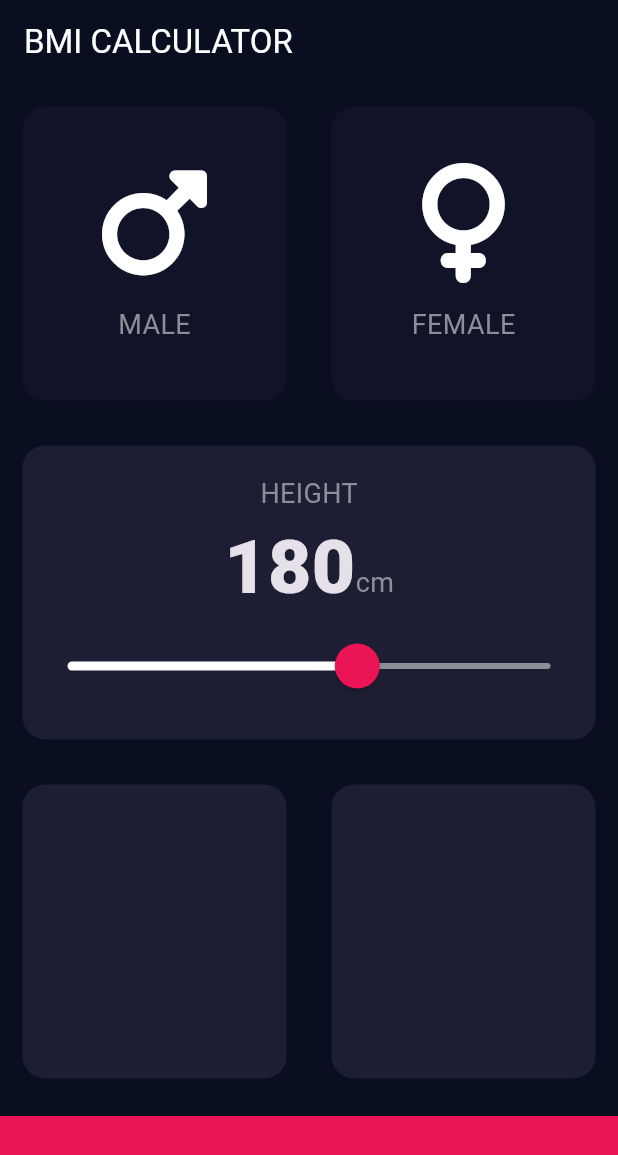
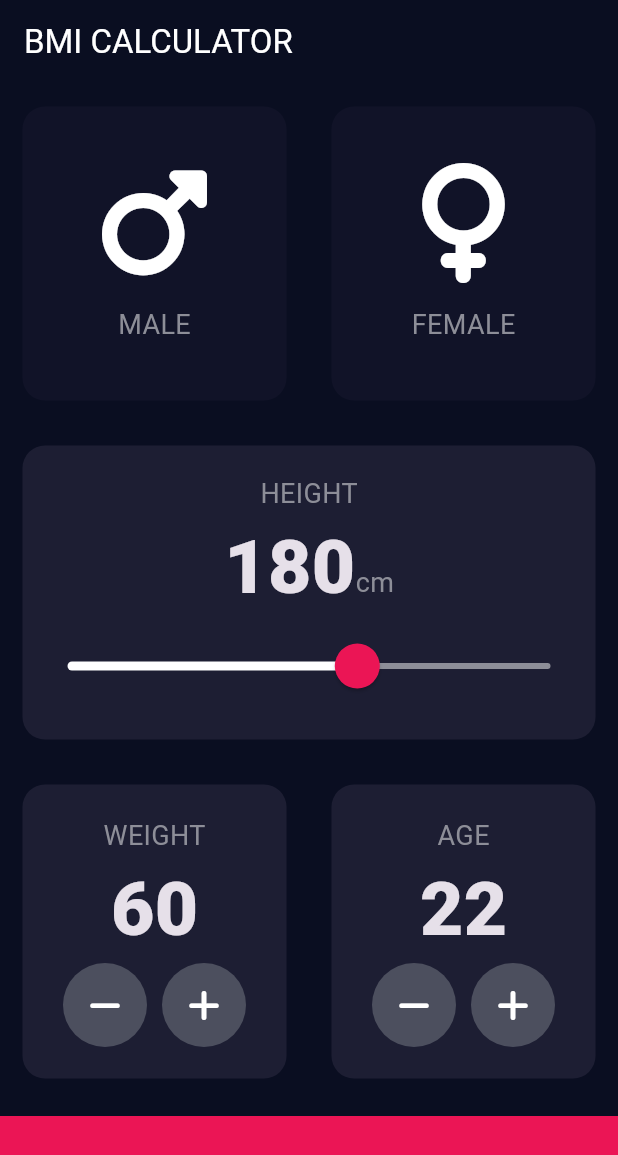
Before and after one commit to Windance80/flu_bmi_calc, a Flutter app: the screen it shows after launch, on a phone screen of 412 x 824 dp. Shown: the top 1155 px of the screen. Run offline on Flutter 3.47's test engine with Material 3 defaults, Android fonts, the phone set to English and light mode, and no system bars; our stand-ins replace font_awesome_flutter; missing offline and left inert: dart:ffi.

Commit message:
add weight and age

```diff
--- a/lib/input_page.dart
+++ b/lib/input_page.dart
@@ -28,6 +28,8 @@
 class _InputPageState extends State<InputPage> {
   Gender? selectedGender;
   int height = 180;
+  int weight = 60;
+  int age = 22;
 
   @override
   Widget build(BuildContext context) {
@@ -141,17 +143,91 @@
               ),
             ),
           ),
-          const Expanded(
+          Expanded(
             child: Row(
               children: [
                 Expanded(
                   child: ReusableCard(
                     color: kActiveCardColor,
+                    cardChild: Column(
+                      mainAxisAlignment: MainAxisAlignment.center,
+                      children: [
+                        const Text(
+                          'WEIGHT',
+                          style: kLabelTextStyle,
+                        ),
+                        Text(
+                          weight.toString(),
+                          style: kNumberTextStyle,
+                        ),
+                        Row(
+                          mainAxisAlignment: MainAxisAlignment.center,
+                          children: [
+                            RoundIconButton(
+                              icon: FontAwesomeIcons.minus,
+                              onPressed: () {
+                                setState(() {
+                                  weight--;
+                                });
+                              },
+                            ),
+                            const SizedBox(
+                              width: 10,
+                            ),
+                            RoundIconButton(
+                              icon: FontAwesomeIcons.plus,
+                              onPressed: () {
+                                setState(() {
+                                  weight++;
+                                });
+                              },
+                            ),
+                          ],
+                        ),
+                      ],
+                    ),
                   ),
                 ),
                 Expanded(
                   child: ReusableCard(
                     color: kActiveCardColor,
+                    cardChild: Column(
+                      mainAxisAlignment: MainAxisAlignment.center,
+                      children: [
+                        Text(
+                          'AGE',
+                          style: kLabelTextStyle,
+                        ),
+                        Text(
+                          age.toString(),
+                          style: kNumberTextStyle,
+                        ),
+                        Row(
+                          mainAxisAlignment: MainAxisAlignment.center,
+                          children: [
+                            RoundIconButton(
+                              icon: FontAwesomeIcons.minus,
+                              onPressed: () {
+                                setState(() {
+                                  age--;
+                                });
+                              },
+                            ),
+                            SizedBox(
+                              width: 10.0,
+                            ),
+                            RoundIconButton(
+                              icon: FontAwesomeIcons.plus,
+                              onPressed: () {
+                                setState(() {
+                                  age++;
+                                });
+                              },
+                            ),
+                          ],
+                        )
+                      ],
+                    ),
                   ),
                 ),
               ],
@@ -168,3 +244,26 @@
     );
   }
 }
+
+class RoundIconButton extends StatelessWidget {
+  final IconData icon;
+  final VoidCallback onPressed;
+
+  const RoundIconButton(
+      {super.key, required this.icon, required this.onPressed});
+
+  @override
+  Widget build(BuildContext context) {
+    return RawMaterialButton(
+      onPressed: onPressed,
+      elevation: 0.0,
+      shape: const CircleBorder(),
+      fillColor: const Color(0xff4c4f5e),
+      constraints: const BoxConstraints.tightFor(
+        width: 56.0,
+        height: 56.0,
+      ),
+      child: Icon(icon),
+    );
+  }
+}
```
